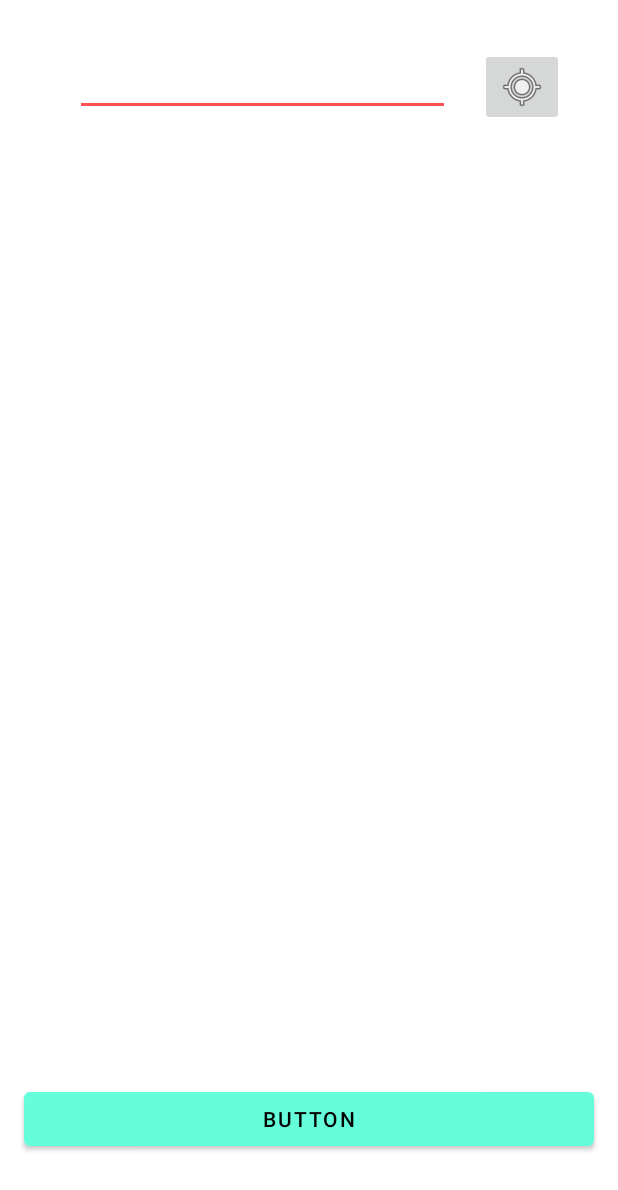
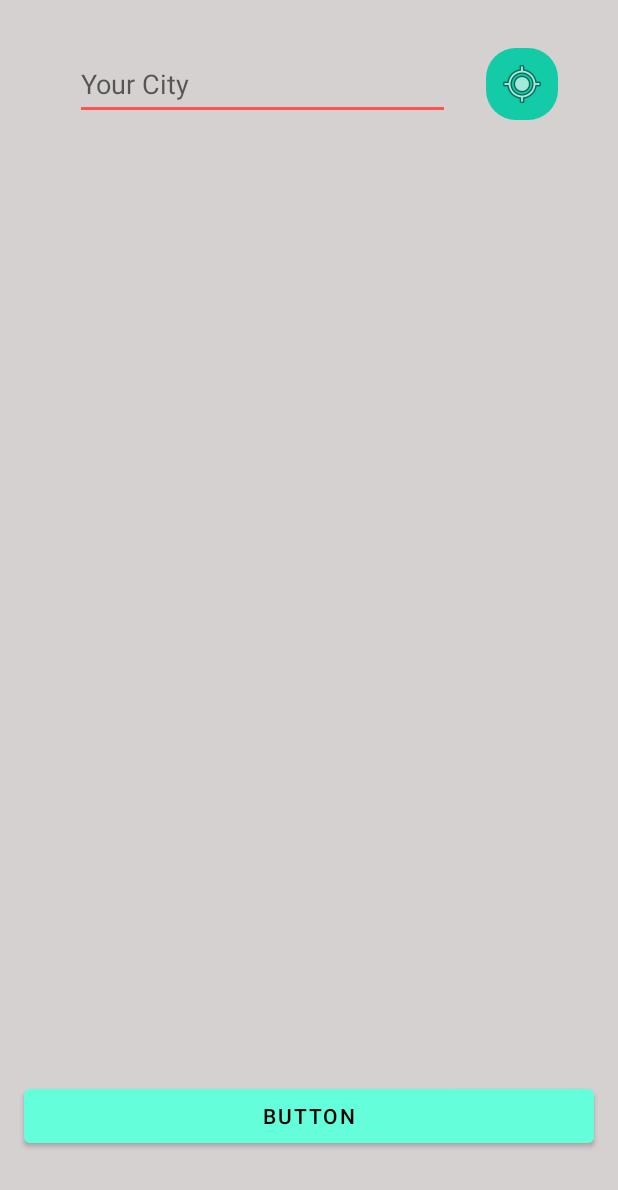
Before and after one commit to Minoro75/DemoWeatherApp, an Android app: the layout fragment_city_selection.xml on its own in the app's theme, with its tools: preview values and no code run, on a phone screen of 412 x 824 dp. Shown: the top 1190 px of the screen. Run offline under Robolectric (Android 15) with nearby library versions, the phone set to English and light mode, and no system bars.

Commit message:
fix location button design

```diff
--- /dev/null
+++ b/app/src/main/res/drawable/shape_rounded_corners_button_with_color.xml
@@ -0,0 +1,5 @@
+<?xml version="1.0" encoding="utf-8"?>
+<shape xmlns:android="http://schemas.android.com/apk/res/android">
+    <solid android:color="#14cba8" />
+    <corners android:radius="20dp" />
+</shape>
--- /dev/null
+++ b/app/src/main/res/drawable/shape_rounded_corners_enter_field.xml
@@ -0,0 +1,4 @@
+<?xml version="1.0" encoding="utf-8"?>
+<selector xmlns:android="http://schemas.android.com/apk/res/android">
+
+</selector>
--- a/app/src/main/res/layout/fragment_city_selection.xml
+++ b/app/src/main/res/layout/fragment_city_selection.xml
@@ -5,6 +5,7 @@
     android:id="@+id/main"
     android:layout_width="match_parent"
     android:layout_height="match_parent"
+    android:background="@color/surface"
     tools:context=".ui.city_selection.CitySelectionFragment">
 
     <AutoCompleteTextView
@@ -13,16 +14,19 @@
         android:layout_height="wrap_content"
         android:layout_marginStart="50dp"
         android:layout_marginTop="32dp"
+        android:hint="@string/enter_city_hint"
+        android:minHeight="48dp"
         app:layout_constraintStart_toStartOf="parent"
         app:layout_constraintTop_toTopOf="parent" />
 
     <ImageButton
         android:id="@+id/ibGetCurrentLocation"
-        android:layout_width="wrap_content"
-        android:layout_height="wrap_content"
+        android:layout_width="48dp"
+        android:layout_height="48dp"
         android:layout_marginStart="16dp"
         android:layout_marginTop="32dp"
         android:layout_marginEnd="32dp"
+        android:background="@drawable/shape_rounded_corners_button_with_color"
         android:src="@android:drawable/ic_menu_mylocation"
         app:layout_constraintEnd_toEndOf="parent"
         app:layout_constraintStart_toEndOf="@+id/actvCityName"
--- a/app/src/main/res/values/strings.xml
+++ b/app/src/main/res/values/strings.xml
@@ -1,5 +1,6 @@
 <resources>
     <string name="app_name">HereMaps Weather App</string>
+    <string name="enter_city_hint">Your City</string>
     <string-array name="alabama_cities_list">
         <item>Alexander City</item>
         <item>Andalusia</item>
```
